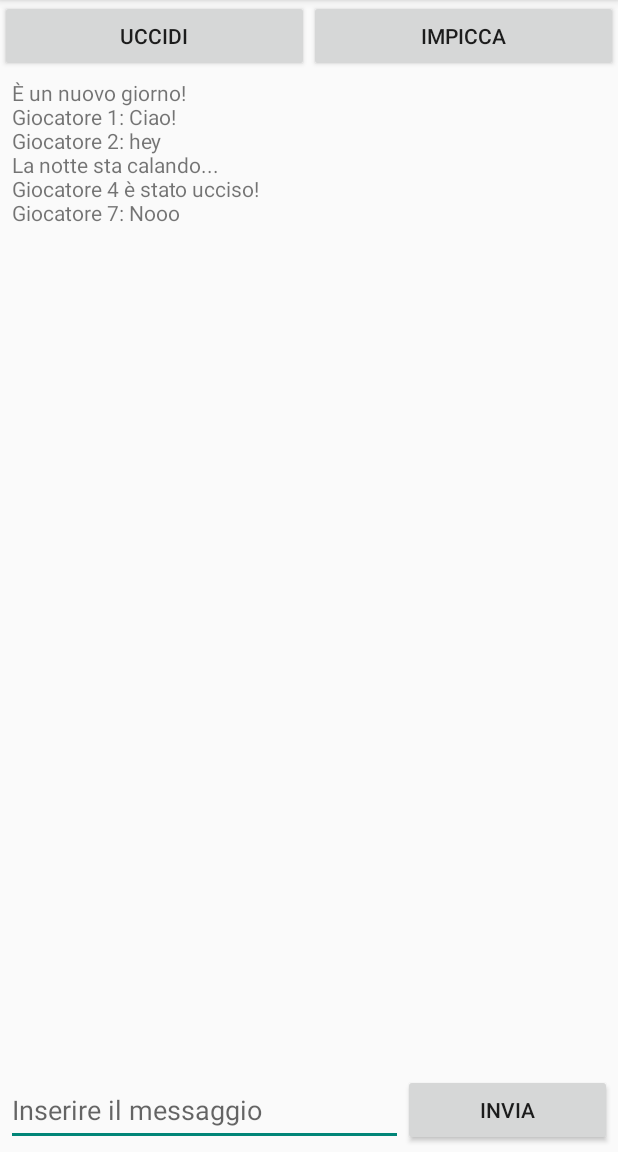
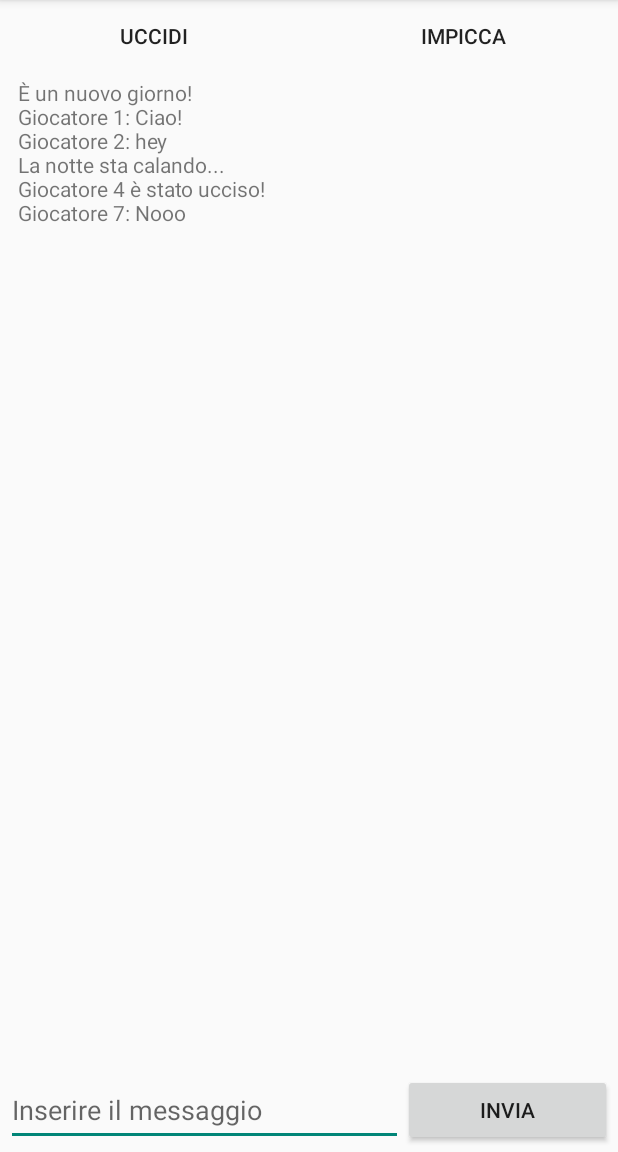
Before and after one commit to Fireshadow3/Lupus-in-Tabula, an Android app: the screen it shows after launch (gameScreen), on a phone screen of 412 x 824 dp, the part 84-1236 px from its top. Run offline under Robolectric (Android 15) with nearby library versions, the phone set to English and light mode, and no system bars.

Commit message:
Scrolling
Now the game activity has got a scrollable chat. Also the buttons have no borders anymore.

```diff
--- a/app/src/main/java/com/fastame/formichella/lupusintabula/gameScreen.java
+++ b/app/src/main/java/com/fastame/formichella/lupusintabula/gameScreen.java
@@ -4,6 +4,7 @@ import android.app.Activity;
 import android.content.Intent;
 import android.os.Bundle;
 import android.os.Handler;
+import android.text.method.ScrollingMovementMethod;
 import android.util.Log;
 import android.view.LayoutInflater;
 import android.view.View;
@@ -37,6 +38,9 @@ public class gameScreen extends Activity {
         final EditText input = (EditText) findViewById(R.id.typeInChat);
         final TextView chat = (TextView)findViewById(R.id.chat);
 
+        //Code for scrolling textView
+        chat.setMovementMethod(new ScrollingMovementMethod());
+
         //Code for buttons
         typeInButton = view.findViewById(R.id.typeInButton);
 
@@ -60,17 +64,17 @@ public class gameScreen extends Activity {
     //https://stackoverflow.com/questions/11434056/how-to-run-a-method-every-x-seconds
     public void tickCycle(final TextView chat){
         final Handler h = new Handler();
-        final int delay = 1000; //milliseconds
+        final int delay = 1; //milliseconds
         //h.postDelayed(new Runnable(){...}, delay)
         h.postDelayed(new Runnable(){
             public void run(){
                 //Cycle start
                 switch (server.isReady()){
                     case 0: //Can continue
-                        chat.setText("0");
+                        chat.setText(chat.getText().toString() + "\n 0");
                         break;
                     case 1:
-                        chat.setText("1");
+                        chat.setText(chat.getText().toString() + "\n 1");
                         break; //Can't continue
                     default:
                         break;
--- a/app/src/main/res/layout/game_screen_activity.xml
+++ b/app/src/main/res/layout/game_screen_activity.xml
@@ -6,41 +6,26 @@
     android:layout_height="match_parent"
     tools:context="com.fastame.formichella.lupusintabula.gameScreen">
 
-    <TextView
-        android:id="@+id/chat"
-        android:layout_width="0dp"
-        android:layout_height="0dp"
-        android:text="È un nuovo giorno! \nGiocatore 1: Ciao! \nGiocatore 2: hey \nLa notte sta calando... \nGiocatore 4 è stato ucciso! \nGiocatore 7: Nooo"
-        android:layout_marginBottom="8dp"
-        app:layout_constraintBottom_toTopOf="@+id/typeInLayout"
-        app:layout_constraintEnd_toEndOf="parent"
-        android:layout_marginEnd="8dp"
-        app:layout_constraintStart_toStartOf="parent"
-        android:layout_marginStart="8dp"
-        android:layout_marginTop="0dp"
-        app:layout_constraintTop_toBottomOf="@+id/selectionBar" />
-
     <LinearLayout
         android:id="@+id/selectionBar"
         android:layout_width="0dp"
         android:layout_height="wrap_content"
-        android:layout_marginBottom="4dp"
-        android:layout_marginEnd="0dp"
-        android:layout_marginStart="0dp"
-        android:layout_marginTop="0dp"
         android:gravity="center"
         android:orientation="horizontal"
-        app:layout_constraintBottom_toTopOf="@+id/chat"
+        app:layout_constraintTop_toTopOf="parent"
         app:layout_constraintEnd_toEndOf="parent"
         app:layout_constraintStart_toStartOf="parent"
-        app:layout_constraintTop_toTopOf="parent">
+        android:layout_marginBottom="4dp"
+        app:layout_constraintBottom_toTopOf="@+id/scrollView">
 
+        <!-- https://stackoverflow.com/questions/8855791/how-to-create-standard-borderless-buttons-like-in-the-design-guidline-mentioned -->
         <Button
             android:id="@+id/wolfButton"
             android:layout_width="wrap_content"
             android:layout_height="wrap_content"
             android:layout_weight="1"
             android:text="@string/wolfButton"
+            android:background="?android:attr/selectableItemBackground"
             android:visibility="visible" />
 
         <Button
@@ -48,6 +33,7 @@
             android:layout_width="wrap_content"
             android:layout_height="wrap_content"
             android:layout_weight="1"
+            android:background="?android:attr/selectableItemBackground"
             android:text="@string/farmerButton" />
     </LinearLayout>
 
@@ -58,12 +44,12 @@
         android:layout_marginBottom="4dp"
         android:layout_marginEnd="4dp"
         android:layout_marginStart="4dp"
-        android:layout_marginTop="0dp"
         android:orientation="horizontal"
         app:layout_constraintBottom_toBottomOf="parent"
         app:layout_constraintEnd_toEndOf="parent"
         app:layout_constraintStart_toStartOf="parent"
-        app:layout_constraintTop_toBottomOf="@+id/chat">
+        app:layout_constraintTop_toBottomOf="@+id/scrollView"
+        android:layout_marginTop="0dp">
 
         <EditText
             android:id="@+id/typeInChat"
@@ -86,4 +72,34 @@
             tools:layout_editor_absoluteY="321dp" />
     </LinearLayout>
 
+    <ScrollView
+        android:layout_width="0dp"
+        android:layout_height="0dp"
+        android:layout_marginEnd="4dp"
+        android:layout_marginStart="4dp"
+        app:layout_constraintBottom_toTopOf="@+id/typeInLayout"
+        app:layout_constraintEnd_toEndOf="parent"
+        app:layout_constraintStart_toStartOf="parent"
+        android:id="@+id/scrollView"
+        app:layout_constraintTop_toBottomOf="@+id/selectionBar"
+        android:layout_marginBottom="0dp">
+
+        <TextView
+            android:id="@+id/chat"
+            android:layout_width="match_parent"
+            android:layout_height="wrap_content"
+            android:layout_marginBottom="8dp"
+            android:layout_marginEnd="8dp"
+            android:layout_marginStart="8dp"
+            android:layout_marginTop="0dp"
+            android:maxLines="800"
+            android:scrollbars="vertical"
+            android:text="È un nuovo giorno! \nGiocatore 1: Ciao! \nGiocatore 2: hey \nLa notte sta calando... \nGiocatore 4 è stato ucciso! \nGiocatore 7: Nooo"
+            android:textAlignment="textStart"
+            app:layout_constraintBottom_toTopOf="@+id/typeInLayout"
+            app:layout_constraintEnd_toEndOf="parent"
+            app:layout_constraintStart_toStartOf="parent"
+            app:layout_constraintTop_toBottomOf="@+id/selectionBar" />
+    </ScrollView>
+
 </android.support.constraint.ConstraintLayout>
```
